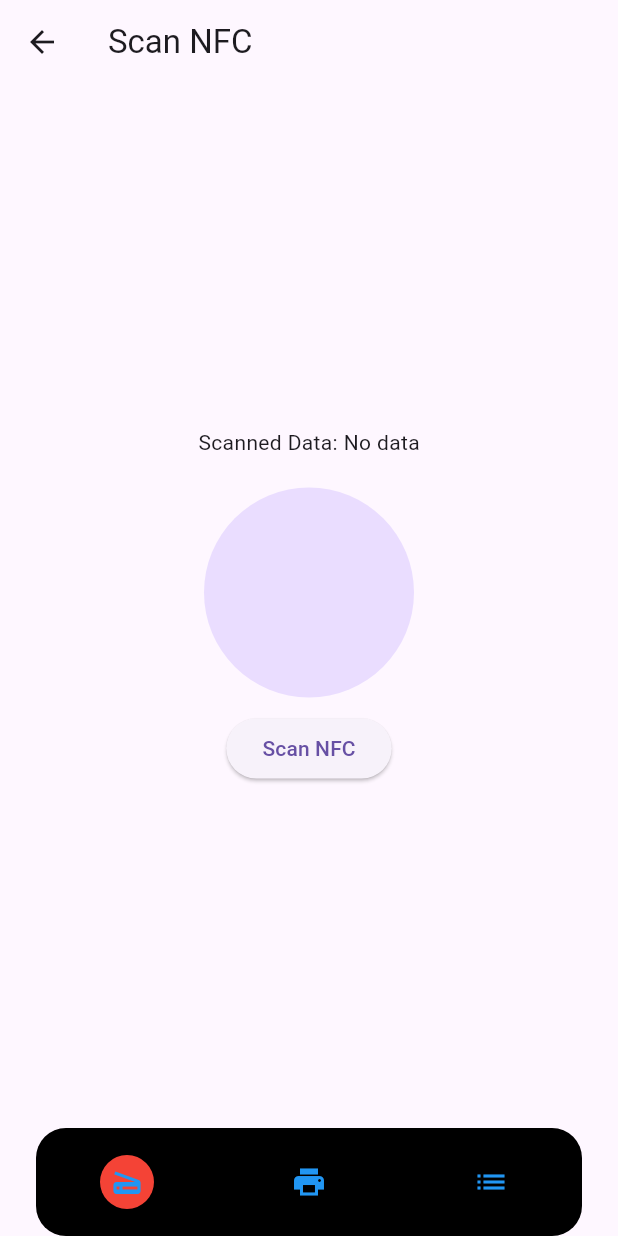
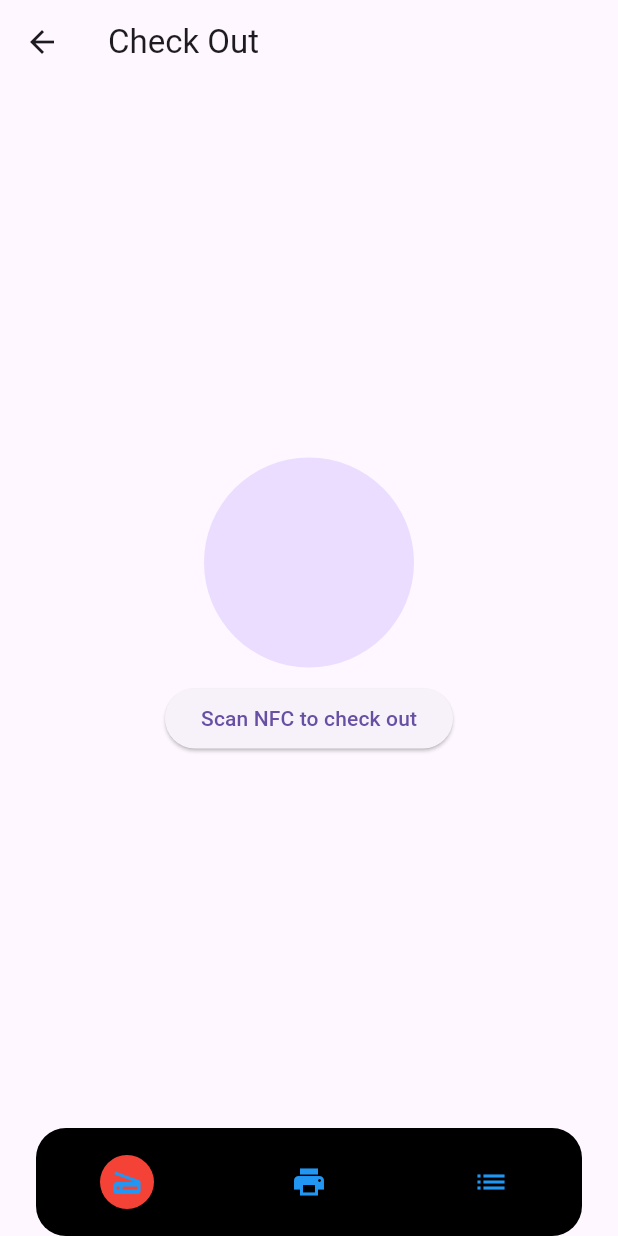
Before and after one commit to Kellytomi/HNG_CheckNGo, a Flutter app: the HomePage screen opened by its route, on a phone screen of 412 x 824 dp. Run offline on Flutter 3.47's test engine with Material 3 defaults, Android fonts, the phone set to English and light mode, and no system bars; our stand-ins replace firebase_auth, firebase_core; missing offline and left inert: nfc_manager; accounts and stored records are empty.

Commit message:
new checkin/checkout flow

```diff
--- a/lib/main.dart
+++ b/lib/main.dart
@@ -1,12 +1,11 @@
 import 'package:checkngo/src/services/admin_service.dart';
 import 'package:checkngo/src/services/nfc_service.dart';
 import 'package:checkngo/src/services/visitors_service.dart';
-import 'package:checkngo/src/views/create_visitor_page.dart';
+import 'package:checkngo/src/views/check_in_page.dart';
 import 'package:checkngo/src/views/home_page.dart';
 import 'package:checkngo/src/views/login_page.dart';
 import 'package:checkngo/src/views/visitors_logs_page.dart';
-import 'package:checkngo/src/views/nfc_read_page.dart';
-import 'package:checkngo/src/views/nfc_write_page.dart';
+import 'package:checkngo/src/views/check_out_page.dart';
 import 'package:checkngo/src/views/register_page.dart';
 import 'package:flutter/material.dart';
 import 'package:provider/provider.dart';
@@ -29,7 +28,7 @@ class MainApp extends StatelessWidget {
     return MultiProvider(
       providers: [
         Provider<VisitorsService>(
-          create: (_) => VisitorsService(),
+          create: (_) => VisitorsService(NFCService()),
         ),
         Provider<AdminService>(
           create: (_) => AdminService(),
@@ -44,9 +43,8 @@ class MainApp extends StatelessWidget {
           '/login': (_) => const LoginPage(),
           '/register': (_) => const RegisterPage(),
           '/home': (_) => const HomePage(),
-          '/nfc-write': (_) => const NFCWritePage(),
-          '/nfc-read': (_) => const NFCReadPage(),
-          '/create-visitor': (_) => const CreateVisitorPage(),
+          '/nfc-read': (_) => const CheckOutPage(),
+          '/create-visitor': (_) => const CheckInPage(),
           '/manage-visitor': (_) => const VisitorsLogsPage(),
         },
       ),
--- a/lib/src/models/visitor.dart
+++ b/lib/src/models/visitor.dart
@@ -1,37 +1,53 @@
 import 'dart:convert';
 
 class Visitor {
-  final String id;
   final String fullname;
   final String phone;
-  final String email;
-  final DateTime createdAt;
+  final String? email;
+  final VisitorStatus status;
+  final DateTime checkedAt;
 
   const Visitor({
-    required this.id,
     required this.fullname,
     required this.phone,
     required this.email,
-    required this.createdAt,
+    required this.status,
+    required this.checkedAt,
   });
+
+  Visitor copyWith({
+    String? fullname,
+    String? phone,
+    String? email,
+    VisitorStatus? status,
+    DateTime? checkedAt,
+  }) {
+    return Visitor(
+      fullname: fullname ?? this.fullname,
+      phone: phone ?? this.phone,
+      email: email ?? this.email,
+      status: status ?? this.status,
+      checkedAt: checkedAt ?? this.checkedAt,
+    );
+  }
 
   Map<String, dynamic> toMap() {
     return <String, dynamic>{
-      'id': id,
       'fullname': fullname,
       'phone': phone,
       'email': email,
-      'createdAt': createdAt,
+      'status': status.name,
+      'checkedAt': checkedAt.toIso8601String(),
     };
   }
 
   factory Visitor.fromMap(Map<String, dynamic> map) {
     return Visitor(
-      id: map['id'] as String,
       fullname: map['fullname'] as String,
       phone: map['phone'] as String,
       email: map['email'] as String,
-      createdAt: DateTime.tryParse(map['createdAt'] as String)!,
+      status: VisitorStatus.fromString(map['status'] as String),
+      checkedAt: DateTime.tryParse(map['checkedAt'] as String)!,
     );
   }
 
@@ -42,26 +58,34 @@ class Visitor {
 
   @override
   String toString() {
-    return 'Customer(id: $id, fullname: $fullname, phone: $phone, email: $email, createdAt: $createdAt)';
+    return 'Customer(fullname: $fullname, phone: $phone, email: $email, status: $status, checkedAt: $checkedAt)';
   }
 
   @override
   bool operator ==(covariant Visitor other) {
     if (identical(this, other)) return true;
 
-    return other.id == id &&
-        other.fullname == fullname &&
-        other.phone == phone &&
-        other.email == email &&
-        other.createdAt == createdAt;
+    return other.phone == phone;
   }
 
   @override
   int get hashCode {
-    return id.hashCode ^
-        fullname.hashCode ^
-        phone.hashCode ^
-        email.hashCode ^
-        createdAt.hashCode;
+    return phone.hashCode;
   }
 }
+
+enum VisitorStatus {
+  checkIn('in'),
+  checkOut('out'),
+  none('');
+
+  final String name;
+  const VisitorStatus(this.name);
+
+  factory VisitorStatus.fromString(String data) {
+    return VisitorStatus.values.firstWhere(
+      (val) => val.name.toLowerCase() == data.toLowerCase(),
+      orElse: () => VisitorStatus.none,
+    );
+  }
+}
--- a/lib/src/services/visitors_service.dart
+++ b/lib/src/services/visitors_service.dart
@@ -1,44 +1,98 @@
 import 'package:checkngo/src/models/visitor.dart';
+import 'package:checkngo/src/services/nfc_service.dart';
 
 class VisitorsService {
-  Future<void> createVisitor({
+  final NFCService nfcService;
+  VisitorsService(this.nfcService);
+
+  Future<void> checkIn({
     required String name,
     required String phone,
-    required String email,
-  }) async {}
+    required String? email,
+  }) async {
+    final visitor = Visitor(
+      fullname: name,
+      phone: phone,
+      email: email,
+      status: VisitorStatus.checkIn,
+      checkedAt: DateTime.now(),
+    );
+
+    try {
+      // first write to the NFC tag
+      // and then call _DBsetStatus() to send the data to Firebase
+      await nfcService.writeTag(visitor.toJson());
+      await _DBsetStatus(visitor);
+    } catch (_) {
+      rethrow;
+    }
+  }
+
+  Future<void> checkOut() async {
+    try {
+      // Get the visitor by reading from the NFC tag,
+      // change the status to checkOut
+      // and then call _DBsetStatus() to send the data to Firebase
+      late Visitor visitor;
+      await nfcService.readTag((payload) {
+        visitor =
+            Visitor.fromJson(payload).copyWith(status: VisitorStatus.checkOut);
+      });
+      await _DBsetStatus(visitor);
+    } catch (e) {
+      print(e);
+      rethrow;
+    }
+  }
 
   Stream<List<Visitor>> getVisitors() {
     return Stream.value(_mockVisitors);
   }
+
+  Future<void> _DBsetStatus(Visitor visitor) async {}
 }
 
 final _mockVisitors = [
   Visitor(
-    id: '1',
     fullname: 'asf ba',
     phone: '+234543453245',
     email: 'a@a.com',
-    createdAt: DateTime.now(),
+    status: VisitorStatus.checkIn,
+    checkedAt: DateTime.now(),
   ),
   Visitor(
-    id: '2',
     fullname: 'Qasf ba',
     phone: '+234653445',
     email: 'a@b.com',
-    createdAt: DateTime.now(),
+    status: VisitorStatus.checkIn,
+    checkedAt: DateTime.now(),
   ),
   Visitor(
-    id: '3',
-    fullname: 'Uyasd ba',
-    phone: '+23427453645',
-    email: 'a@c.com',
-    createdAt: DateTime.now(),
+    fullname: 'Qasf ba',
+    phone: '+234653445',
+    email: 'a@b.com',
+    status: VisitorStatus.checkOut,
+    checkedAt: DateTime.now(),
   ),
   Visitor(
-    id: '4',
+    fullname: 'asf ba',
+    phone: '+234543453245',
+    email: 'a@a.com',
+    status: VisitorStatus.checkOut,
+    checkedAt: DateTime.now(),
+  ),
+  Visitor(
     fullname: 'Bbas ba',
     phone: '+23494349053',
     email: 'a@d.com',
-    createdAt: DateTime.now(),
+    status: VisitorStatus.checkIn,
+    checkedAt: DateTime.now(),
+  ),
+  Visitor(
+    fullname: 'Bbas ba',
+    phone: '+23494349053',
+    email: 'a@d.com',
+    status: VisitorStatus.checkOut,
+    checkedAt: DateTime.now(),
   ),
 ];
--- a/lib/src/views/nfc_write_page.dart
+++ b/lib/src/views/check_out_page.dart
@@ -1,18 +1,17 @@
 import 'package:flutter/material.dart';
 import 'package:provider/provider.dart';
-import 'package:checkngo/src/services/nfc_service.dart';
 
-class NFCWritePage extends StatelessWidget {
-  const NFCWritePage({super.key});
+import '../services/visitors_service.dart';
+
+class CheckOutPage extends StatelessWidget {
+  const CheckOutPage({super.key});
 
   @override
   Widget build(BuildContext context) {
-    final nfcService = Provider.of<NFCService>(context, listen: false);
-    final visitorIdController = TextEditingController();
 
     return Scaffold(
       appBar: AppBar(
-        title: const Text('Write to NFC'),
+        title: const Text('Check Out'),
       ),
       body: Padding(
         padding: const EdgeInsets.all(16.0),
@@ -24,19 +23,22 @@ class NFCWritePage extends StatelessWidget {
               const SizedBox(height: 10.0),
               ElevatedButton(
                 onPressed: () async {
-                  if (visitorIdController.text.isNotEmpty) {
-                    await nfcService.writeTag(visitorIdController.text);
+                  try {
+                    final controller = context.read<VisitorsService>();
+                    await controller.checkOut();
                     if (!context.mounted) return;
                     ScaffoldMessenger.of(context).showSnackBar(
-                      const SnackBar(content: Text('Visitor ID written to NFC tag')),
+                      const SnackBar(
+                          content: Text('Visitor checked out successfully')),
                     );
-                  } else {
+                  } catch (_) {
                     ScaffoldMessenger.of(context).showSnackBar(
-                      const SnackBar(content: Text('Please enter a Visitor ID')),
+                      const SnackBar(
+                          content: Text('Error occurred while checking out')),
                     );
                   }
                 },
-                child: const Text('Scan to Write to NFC'),
+                child: const Text('Scan NFC to check out'),
               ),
             ],
           ),
--- a/lib/src/views/home_page.dart
+++ b/lib/src/views/home_page.dart
@@ -1,6 +1,6 @@
-import 'package:checkngo/src/views/create_visitor_page.dart';
+import 'package:checkngo/src/views/check_in_page.dart';
 import 'package:checkngo/src/views/visitors_logs_page.dart';
-import 'package:checkngo/src/views/nfc_read_page.dart';
+import 'package:checkngo/src/views/check_out_page.dart';
 import 'package:checkngo/src/views/widgets/custom_navbar.dart';
 import 'package:checkngo/src/views/widgets/nav_item.dart';
 import 'package:flutter/material.dart';
@@ -12,7 +12,7 @@ class HomePage extends StatefulWidget {
   State<HomePage> createState() => _HomePageState();
 }
 
-const _pages = [NFCReadPage(), CreateVisitorPage(), VisitorsLogsPage()];
+const _pages = [CheckOutPage(), CheckInPage(), VisitorsLogsPage()];
 
 class _HomePageState extends State<HomePage> {
   var _currentIndex = 0;
--- a/lib/src/views/nfc_read_page.dart
+++ /dev/null
@@ -1,49 +0,0 @@
-import 'package:flutter/material.dart';
-import 'package:checkngo/src/services/nfc_service.dart';
-import 'package:provider/provider.dart';
-
-class NFCReadPage extends StatefulWidget {
-  const NFCReadPage({super.key});
-
-  @override
-  State<NFCReadPage> createState() => _NFCReadPageState();
-}
-
-class _NFCReadPageState extends State<NFCReadPage> {
-  String _nfcData = 'No data';
-
-  @override
-  Widget build(BuildContext context) {
-    final nfcService = Provider.of<NFCService>(context, listen: false);
-
-    return Scaffold(
-      appBar: AppBar(
-        title: const Text('Scan NFC'),
-      ),
-      body: Padding(
-        padding: const EdgeInsets.all(16.0),
-        child: Center(
-          child: Column(
-            mainAxisAlignment: MainAxisAlignment.center,
-            children: [
-              Text('Scanned Data: $_nfcData'),
-              const SizedBox(height: 20),
-              const CircleAvatar(radius: 70.0),
-              const SizedBox(height: 10.0),
-              ElevatedButton(
-                onPressed: () async {
-                  await nfcService.readTag((data) {
-                    setState(() {
-                      _nfcData = data;
-                    });
-                  });
-                },
-                child: const Text('Scan NFC'),
-              ),
-            ],
-          ),
-        ),
-      ),
-    );
-  }
-}
--- a/lib/src/views/visitors_logs_page.dart
+++ b/lib/src/views/visitors_logs_page.dart
@@ -33,11 +33,11 @@ class VisitorsLogsPage extends StatelessWidget {
                           final visitor = snapshot.data![i];
                           return ListTile(
                             title: Text(visitor.fullname),
-                            subtitle: Text(visitor.email),
+                            subtitle: Text(visitor.phone),
                             trailing: Column(
                               crossAxisAlignment: CrossAxisAlignment.end,
                               children: [
-                                const Text('Checked in'),
+                                Text('Checked ${visitor.status.name}'),
                                 Text(
                                   DateFormat('MMMM dd, yyyy, mm:ss')
                                       .format(DateTime.now())
```
Also changed, not shown: lib/src/views/check_in_page.dart (renamed from lib/src/views/create_visitor_page.dart, +28 -22 lines).
